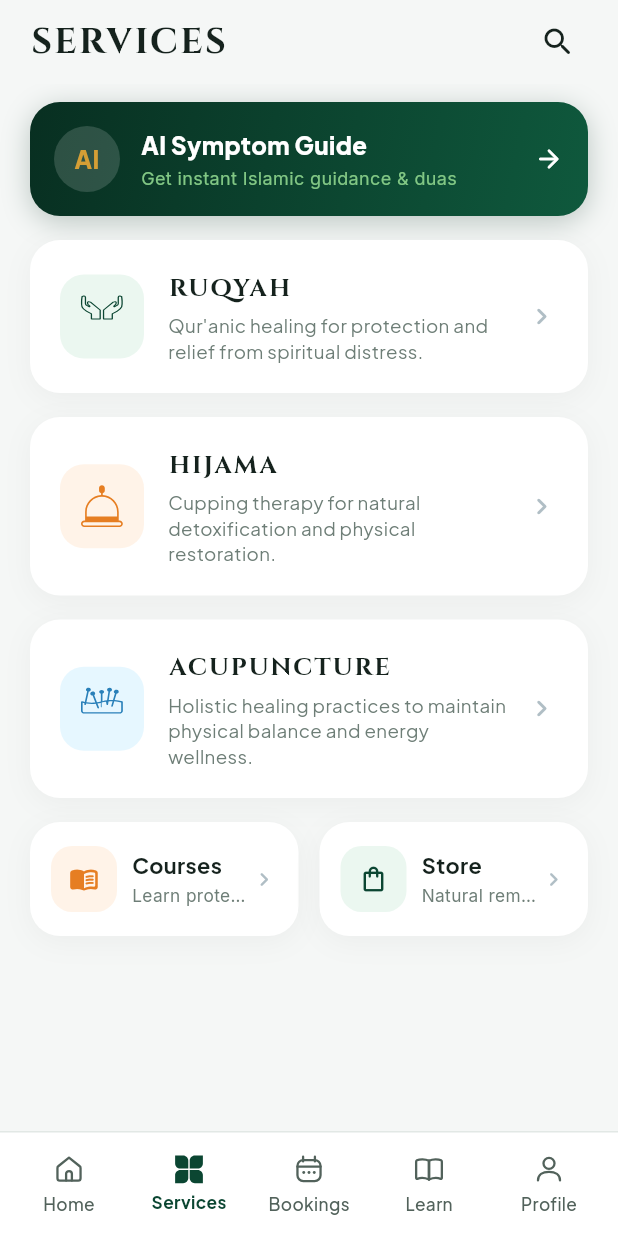
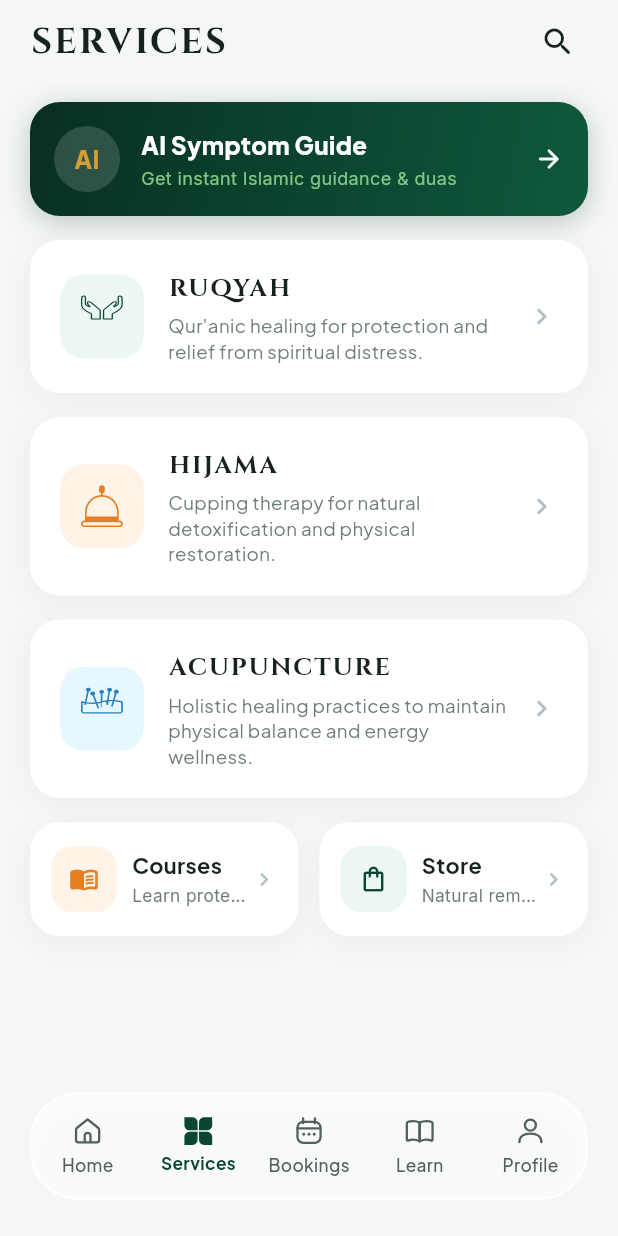
Before and after one commit to sadikmahmudadive/Ruqyah-Healing, a Flutter app: the MainNavigationShell screen opened directly, item 2 of the bottom bar chosen, on a phone screen of 412 x 824 dp. Run offline on Flutter 3.47's test engine with Material 3 defaults, Android fonts, the phone set to English and light mode, and no system bars; our stand-ins replace cloud_firestore, firebase_auth, firebase_core, google_sign_in; accounts and stored records are empty.

Commit message:
Elevate Global Bottom Navigation Bar to a premium floating frosted glassmorphic pill

```diff
--- a/lib/screens/main_navigation_shell.dart
+++ b/lib/screens/main_navigation_shell.dart
@@ -56,6 +56,7 @@ class _MainNavigationShellState extends State<MainNavigationShell> {
         systemNavigationBarIconBrightness: Brightness.dark,
       ),
       child: Scaffold(
+        extendBody: true,
         body: IndexedStack(
           index: _currentTab.index,
           children: _tabPages.values.toList(),
--- a/lib/widgets/global_bottom_navbar.dart
+++ b/lib/widgets/global_bottom_navbar.dart
@@ -1,3 +1,5 @@
+import 'dart:ui';
+
 import 'package:flutter/material.dart';
 import 'package:flutter/services.dart';
 
@@ -26,26 +28,31 @@ class GlobalBottomNavBar extends StatelessWidget {
 
   @override
   Widget build(BuildContext context) {
-    final bottomPadding = MediaQuery.of(context).padding.bottom;
-
-    return Container(
-      decoration: const BoxDecoration(
-        color: Colors.white,
-        border: Border(
-          top: BorderSide(
-            color: Color(0xFFE2E8E5),
-            width: 1.0,
+    return Padding(
+      padding: const EdgeInsets.only(left: 20, right: 20, bottom: 24),
+      child: ClipRRect(
+        borderRadius: BorderRadius.circular(32),
+        child: BackdropFilter(
+          filter: ImageFilter.blur(sigmaX: 20, sigmaY: 20),
+          child: Container(
+            height: 72,
+            decoration: BoxDecoration(
+              color: Colors.white.withValues(alpha: 0.70),
+              borderRadius: BorderRadius.circular(32),
+              border: Border.all(
+                color: Colors.white.withValues(alpha: 0.80),
+                width: 1.5,
               ),
+              boxShadow: [
+                BoxShadow(
+                  color: Colors.black.withValues(alpha: 0.05),
+                  blurRadius: 24,
+                  offset: const Offset(0, 8),
                 ),
-      ),
-      padding: EdgeInsets.only(
-        top: 10,
-        bottom: bottomPadding > 0 ? bottomPadding + 2 : 10,
-        left: 6,
-        right: 6,
+              ],
             ),
             child: Row(
-        mainAxisAlignment: MainAxisAlignment.spaceAround,
+              mainAxisAlignment: MainAxisAlignment.spaceEvenly,
               children: [
                 _buildNavItem(
                   tab: NavigationTab.home,
@@ -94,6 +101,9 @@ class GlobalBottomNavBar extends StatelessWidget {
                 ),
               ],
             ),
+          ),
+        ),
+      ),
     );
   }
 
```
Lines whose indentation alone changed are shown as unchanged.
